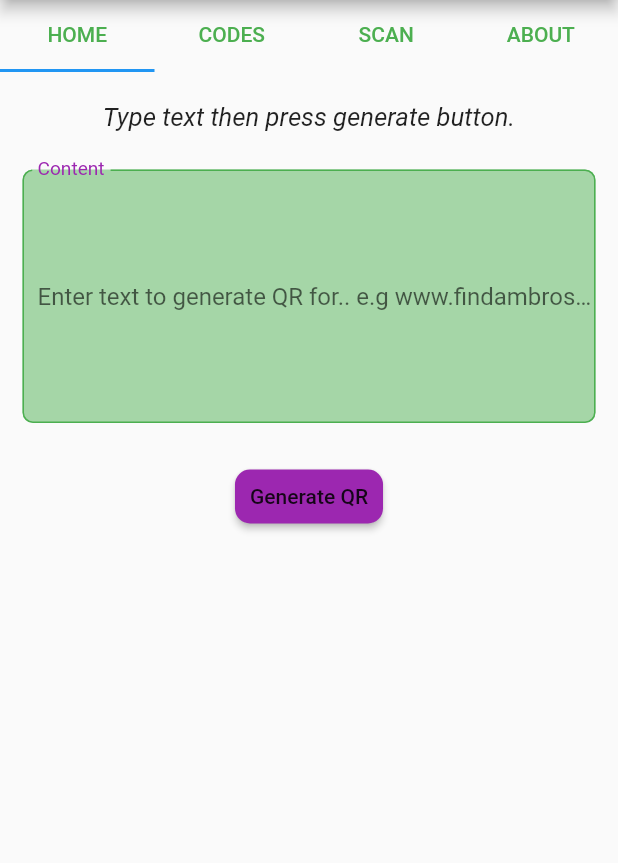
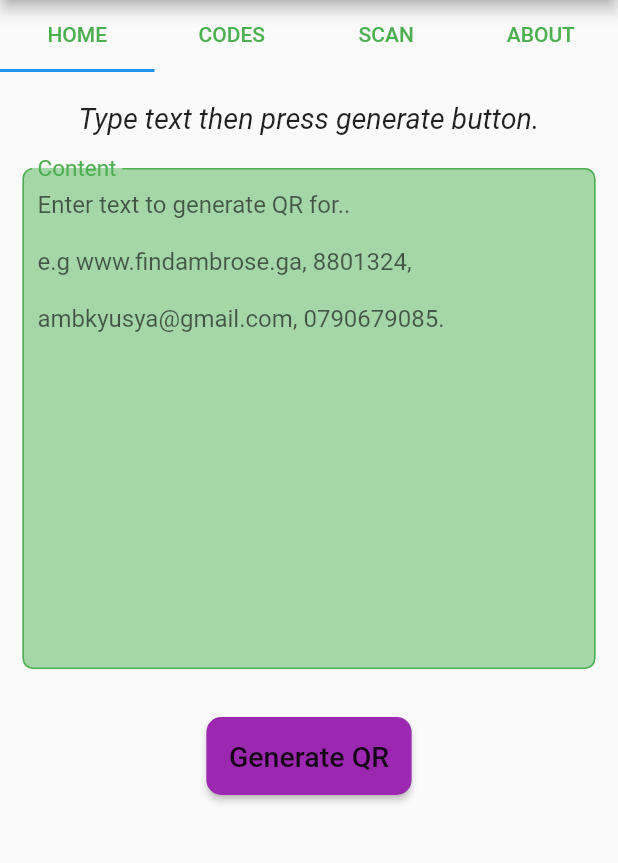
Before and after one commit to findambrose/QRGen, a Flutter app: the screen it shows after launch, on a phone screen of 412 x 824 dp, the part 84-947 px from its top. Run offline on Flutter 3.47's test engine with Material 2 defaults, Android fonts, the phone set to English and light mode, and no system bars.

Commit message:
Enhance homepage screen.

```diff
--- a/lib/Views/Widgets/Homepage.dart
+++ b/lib/Views/Widgets/Homepage.dart
@@ -19,10 +19,10 @@ class _HomepageState extends State<Homepage> {
           Text(
             'Type text then press generate button.',
             style: TextStyle(
-                fontStyle: FontStyle.italic, fontSize: 17, fontWeight: FontWeight.w400),
+                fontStyle: FontStyle.italic, fontSize: 19, fontWeight: FontWeight.w400),
           ),
           SizedBox(
-            height: 10,
+            height: 7,
           ),
           Form(
             key: _key,
@@ -31,7 +31,11 @@ class _HomepageState extends State<Homepage> {
                 Padding(
                   padding: const EdgeInsets.all(15.0),
                   child: TextFormField(
+                    textAlign: TextAlign.justify,
+                    maxLines: null,
+                    keyboardType: TextInputType.multiline,
                     decoration: InputDecoration(
+
                       floatingLabelBehavior: FloatingLabelBehavior.always,
                       fillColor: Colors.green.shade200,
                       filled: true,
@@ -45,23 +49,25 @@ class _HomepageState extends State<Homepage> {
                           color: Colors.green
                         ),
                         borderRadius: BorderRadius.circular(7)) ,
-                      contentPadding: EdgeInsets.only(top:10, bottom: 140,  left: 10),
-                      hintText: 'Enter text to generate QR for.. e.g www.findambrose.ga',
+
+                      contentPadding: EdgeInsets.only(top: 0, bottom: 30,  left: 10),
+                      hintText: 'Enter text to generate QR for.. \n \ne.g www.findambrose.ga, 8801324, \n\nambkyusya@gmail.com, 0790679085.\n\n\n\n\n\n\n\n\n\n\n',
                       labelText: 'Content',
-                      labelStyle: TextStyle(fontSize: 17, color: Colors.purple)
+                      labelStyle: TextStyle(fontSize: 20, color: Colors.green)
                     ),
                   ),
                 ),
-                SizedBox(height: 10),
+                SizedBox(height: 17),
                 RaisedButton(
-                  padding: EdgeInsets.all(10),
+                  padding: EdgeInsets.all(15),
                   shape: RoundedRectangleBorder(
                     borderRadius: BorderRadius.circular(10)
                   ),
                   color: Colors.purple,
                   onPressed: () {},
-                  child: Text('Generate QR'),
-                )
+                    child: Text('Generate QR', style: TextStyle(fontSize: 19),),
+                  ),
+
               ],
             ),
           )
--- a/lib/Views/home.dart
+++ b/lib/Views/home.dart
@@ -26,7 +26,7 @@ class Home extends StatelessWidget {
             ),),
 
              Container(
-               height: MediaQuery.of(context).size.height,
+               height: MediaQuery.of(context).size.height*.8,
                child:
              TabBarView(children: [
               Homepage(),
--- a/lib/main.dart
+++ b/lib/main.dart
@@ -10,6 +10,7 @@ class MyApp extends StatelessWidget {
   @override
   Widget build(BuildContext context) {
     return MaterialApp(
+      debugShowCheckedModeBanner: false,
       title: 'QRGen',
       theme: ThemeData(
         primarySwatch: Colors.blue,
```
